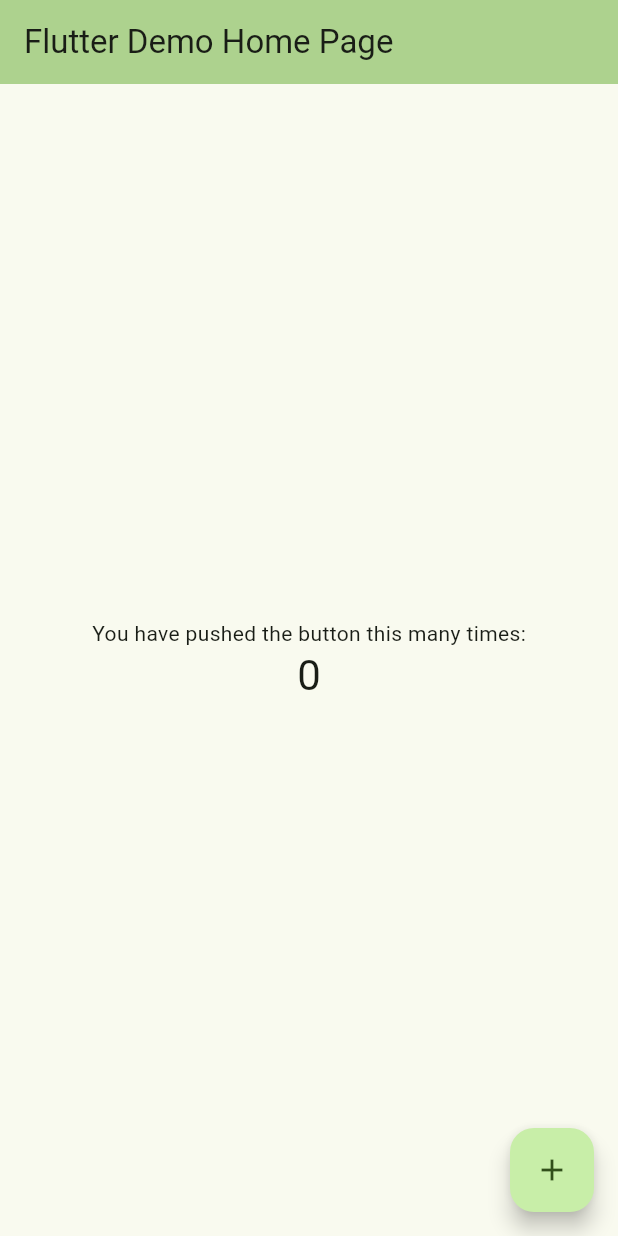
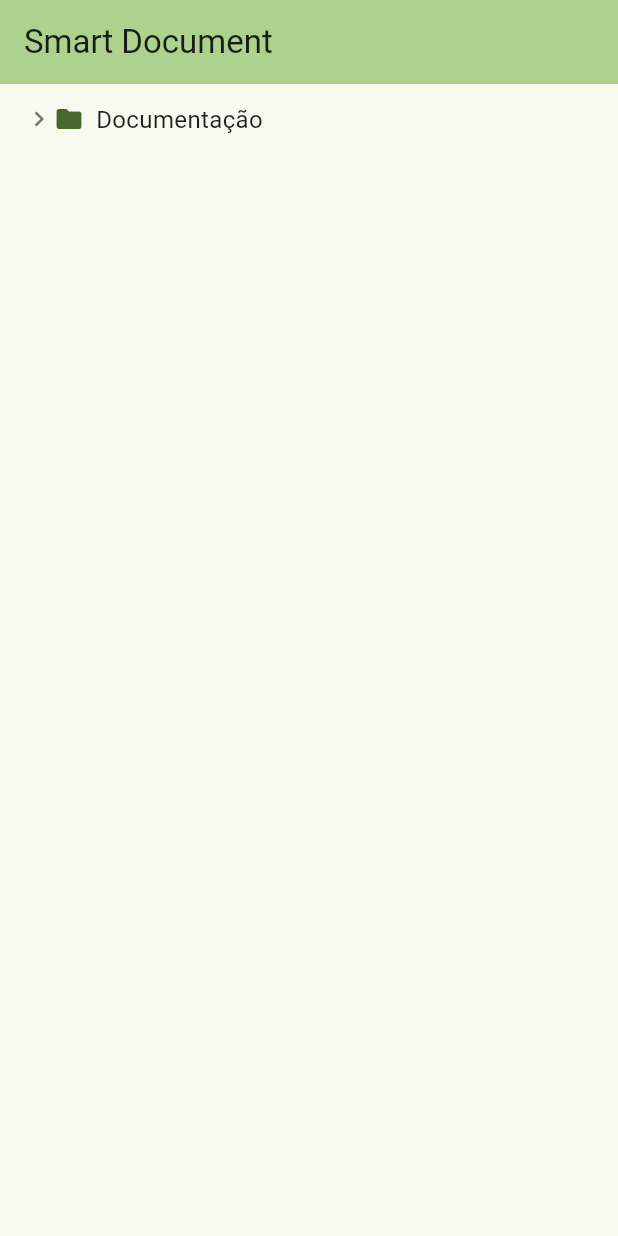
Before and after one commit to SamuZen/smart-documents, a Flutter app: the screen it shows after launch, on a phone screen of 412 x 824 dp. Run offline on Flutter 3.47's test engine with Material 3 defaults, Android fonts, the phone set to English and light mode, and no system bars.

Commit message:
add node tree view

```diff
--- a/lib/main.dart
+++ b/lib/main.dart
@@ -1,4 +1,7 @@
 import 'package:flutter/material.dart';
+import 'models/node.dart';
+import 'services/node_service.dart';
+import 'widgets/tree_view.dart';
 
 void main() {
   runApp(const MyApp());
@@ -7,30 +10,20 @@ void main() {
 class MyApp extends StatelessWidget {
   const MyApp({super.key});
 
-  // This widget is the root of your application.
   @override
   Widget build(BuildContext context) {
     return MaterialApp(
-      title: 'Flutter Demo',
+      title: 'Smart Document',
       theme: ThemeData(
         colorScheme: ColorScheme.fromSeed(seedColor: const Color.fromARGB(255, 118, 206, 47)),
       ),
-      home: const MyHomePage(title: 'Flutter Demo Home Page'),
+      home: const MyHomePage(title: 'Smart Document'),
     );
   }
 }
 
 class MyHomePage extends StatefulWidget {
   const MyHomePage({super.key, required this.title});
-
-  // This widget is the home page of your application. It is stateful, meaning
-  // that it has a State object (defined below) that contains fields that affect
-  // how it looks.
-
-  // This class is the configuration for the state. It holds the values (in this
-  // case the title) provided by the parent (in this case the App widget) and
-  // used by the build method of the State. Fields in a Widget subclass are
-  // always marked "final".
 
   final String title;
 
@@ -39,70 +32,22 @@ class MyHomePage extends StatefulWidget {
 }
 
 class _MyHomePageState extends State<MyHomePage> {
-  int _counter = 0;
+  late final Node _rootNode;
 
-  void _incrementCounter() {
-    setState(() {
-      // This call to setState tells the Flutter framework that something has
-      // changed in this State, which causes it to rerun the build method below
-      // so that the display can reflect the updated values. If we changed
-      // _counter without calling setState(), then the build method would not be
-      // called again, and so nothing would appear to happen.
-      _counter++;
-      _counter++;
-    });
+  @override
+  void initState() {
+    super.initState();
+    _rootNode = NodeService.createExampleStructure();
   }
 
   @override
   Widget build(BuildContext context) {
-    // This method is rerun every time setState is called, for instance as done
-    // by the _incrementCounter method above.
-    //
-    // The Flutter framework has been optimized to make rerunning build methods
-    // fast, so that you can just rebuild anything that needs updating rather
-    // than having to individually change instances of widgets.
     return Scaffold(
       appBar: AppBar(
-        // TRY THIS: Try changing the color here to a specific color (to
-        // Colors.amber, perhaps?) and trigger a hot reload to see the AppBar
-        // change color while the other colors stay the same.
         backgroundColor: Theme.of(context).colorScheme.inversePrimary,
-        // Here we take the value from the MyHomePage object that was created by
-        // the App.build method, and use it to set our appbar title.
         title: Text(widget.title),
       ),
-      body: Center(
-        // Center is a layout widget. It takes a single child and positions it
-        // in the middle of the parent.
-        child: Column(
-          // Column is also a layout widget. It takes a list of children and
-          // arranges them vertically. By default, it sizes itself to fit its
-          // children horizontally, and tries to be as tall as its parent.
-          //
-          // Column has various properties to control how it sizes itself and
-          // how it positions its children. Here we use mainAxisAlignment to
-          // center the children vertically; the main axis here is the vertical
-          // axis because Columns are vertical (the cross axis would be
-          // horizontal).
-          //
-          // TRY THIS: Invoke "debug painting" (choose the "Toggle Debug Paint"
-          // action in the IDE, or press "p" in the console), to see the
-          // wireframe for each widget.
-          mainAxisAlignment: MainAxisAlignment.center,
-          children: <Widget>[
-            const Text('You have pushed the button this many times:'),
-            Text(
-              '$_counter',
-              style: Theme.of(context).textTheme.headlineMedium,
-            ),
-          ],
-        ),
-      ),
-      floatingActionButton: FloatingActionButton(
-        onPressed: _incrementCounter,
-        tooltip: 'Increment',
-        child: const Icon(Icons.add),
-      ), // This trailing comma makes auto-formatting nicer for build methods.
+      body: TreeView(rootNode: _rootNode),
     );
   }
 }
--- /dev/null
+++ b/lib/models/node.dart
@@ -0,0 +1,48 @@
+class Node {
+  final String id;
+  final String name;
+  final List<Node> children;
+
+  Node({
+    required this.id,
+    required this.name,
+    List<Node>? children,
+  }) : children = children ?? [];
+
+  /// Verifica se o node é uma folha (não tem filhos)
+  bool get isLeaf => children.isEmpty;
+
+  /// Adiciona um filho ao node
+  void addChild(Node child) {
+    children.add(child);
+  }
+
+  /// Encontra um node por ID na árvore recursivamente
+  Node? findById(String searchId) {
+    if (id == searchId) {
+      return this;
+    }
+
+    for (final child in children) {
+      final found = child.findById(searchId);
+      if (found != null) {
+        return found;
+      }
+    }
+
+    return null;
+  }
+
+  /// Cria uma cópia do node
+  Node copyWith({
+    String? id,
+    String? name,
+    List<Node>? children,
+  }) {
+    return Node(
+      id: id ?? this.id,
+      name: name ?? this.name,
+      children: children ?? this.children.map((e) => e.copyWith()).toList(),
+    );
+  }
+}
--- /dev/null
+++ b/lib/services/node_service.dart
@@ -0,0 +1,77 @@
+import '../models/node.dart';
+
+class NodeService {
+  /// Cria uma estrutura de exemplo com 2-3 níveis
+  static Node createExampleStructure() {
+    // Nível 1: Raiz
+    final root = Node(
+      id: 'root',
+      name: 'Documentação',
+    );
+
+    // Nível 2: Seções principais
+    final secao1 = Node(
+      id: 'secao1',
+      name: 'Introdução',
+    );
+
+    final secao2 = Node(
+      id: 'secao2',
+      name: 'Desenvolvimento',
+    );
+
+    final secao3 = Node(
+      id: 'secao3',
+      name: 'Conclusão',
+    );
+
+    // Nível 3: Subitens da seção 1
+    final item1_1 = Node(
+      id: 'item1_1',
+      name: 'Visão Geral',
+    );
+
+    final item1_2 = Node(
+      id: 'item1_2',
+      name: 'Objetivos',
+    );
+
+    // Nível 3: Subitens da seção 2
+    final item2_1 = Node(
+      id: 'item2_1',
+      name: 'Implementação',
+    );
+
+    final item2_2 = Node(
+      id: 'item2_2',
+      name: 'Testes',
+    );
+
+    final item2_3 = Node(
+      id: 'item2_3',
+      name: 'Deploy',
+    );
+
+    // Nível 3: Subitens da seção 3
+    final item3_1 = Node(
+      id: 'item3_1',
+      name: 'Resumo',
+    );
+
+    // Adiciona filhos
+    secao1.addChild(item1_1);
+    secao1.addChild(item1_2);
+
+    secao2.addChild(item2_1);
+    secao2.addChild(item2_2);
+    secao2.addChild(item2_3);
+
+    secao3.addChild(item3_1);
+
+    root.addChild(secao1);
+    root.addChild(secao2);
+    root.addChild(secao3);
+
+    return root;
+  }
+}
--- /dev/null
+++ b/lib/widgets/tree_node_tile.dart
@@ -0,0 +1,68 @@
+import 'package:flutter/material.dart';
+import '../models/node.dart';
+
+class TreeNodeTile extends StatelessWidget {
+  final Node node;
+  final int depth;
+  final bool isExpanded;
+  final bool hasChildren;
+  final VoidCallback? onToggle;
+  final VoidCallback? onTap;
+
+  const TreeNodeTile({
+    super.key,
+    required this.node,
+    this.depth = 0,
+    this.isExpanded = false,
+    this.hasChildren = false,
+    this.onToggle,
+    this.onTap,
+  });
+
+  @override
+  Widget build(BuildContext context) {
+    final indent = depth * 24.0;
+
+    return InkWell(
+      onTap: onToggle ?? onTap,
+      child: Padding(
+        padding: const EdgeInsets.symmetric(vertical: 4.0, horizontal: 8.0),
+        child: Row(
+          children: [
+            SizedBox(width: indent),
+            // Ícone de expandir/colapsar (se tiver filhos)
+            if (hasChildren)
+              AnimatedRotation(
+                turns: isExpanded ? 0.25 : 0.0,
+                duration: const Duration(milliseconds: 200),
+                child: Icon(
+                  Icons.chevron_right,
+                  size: 20,
+                  color: Colors.grey[600],
+                ),
+              )
+            else
+              const SizedBox(width: 20),
+            Icon(
+              node.isLeaf ? Icons.insert_drive_file : Icons.folder,
+              size: 20,
+              color: node.isLeaf
+                  ? Colors.blueGrey
+                  : Theme.of(context).colorScheme.primary,
+            ),
+            const SizedBox(width: 8),
+            Expanded(
+              child: Text(
+                node.name,
+                style: TextStyle(
+                  fontSize: 16,
+                  color: node.isLeaf ? Colors.grey[700] : Colors.black87,
+                ),
+              ),
+            ),
+          ],
+        ),
+      ),
+    );
+  }
+}
--- /dev/null
+++ b/lib/widgets/tree_view.dart
@@ -0,0 +1,69 @@
+import 'package:flutter/material.dart';
+import '../models/node.dart';
+import 'tree_node_tile.dart';
+
+class TreeView extends StatefulWidget {
+  final Node rootNode;
+
+  const TreeView({
+    super.key,
+    required this.rootNode,
+  });
+
+  @override
+  State<TreeView> createState() => _TreeViewState();
+}
+
+class _TreeViewState extends State<TreeView> {
+  final Set<String> _expandedNodes = {};
+
+  void _toggleExpand(String nodeId) {
+    setState(() {
+      if (_expandedNodes.contains(nodeId)) {
+        _expandedNodes.remove(nodeId);
+      } else {
+        _expandedNodes.add(nodeId);
+      }
+    });
+  }
+
+  bool _isExpanded(String nodeId) {
+    return _expandedNodes.contains(nodeId);
+  }
+
+  @override
+  Widget build(BuildContext context) {
+    return ListView(
+      padding: const EdgeInsets.all(8.0),
+      children: _buildTreeNodes(widget.rootNode, 0),
+    );
+  }
+
+  List<Widget> _buildTreeNodes(Node node, int depth) {
+    final List<Widget> widgets = [];
+    final isExpanded = _isExpanded(node.id);
+    final hasChildren = !node.isLeaf;
+    final nodeId = node.id;
+
+    // Adiciona o próprio node
+    widgets.add(
+      TreeNodeTile(
+        key: ValueKey(nodeId),
+        node: node,
+        depth: depth,
+        isExpanded: isExpanded,
+        hasChildren: hasChildren,
+        onToggle: hasChildren ? () => _toggleExpand(nodeId) : null,
+      ),
+    );
+
+    // Adiciona recursivamente os filhos apenas se expandido
+    if (hasChildren && isExpanded) {
+      for (final child in node.children) {
+        widgets.addAll(_buildTreeNodes(child, depth + 1));
+      }
+    }
+
+    return widgets;
+  }
+}
```
